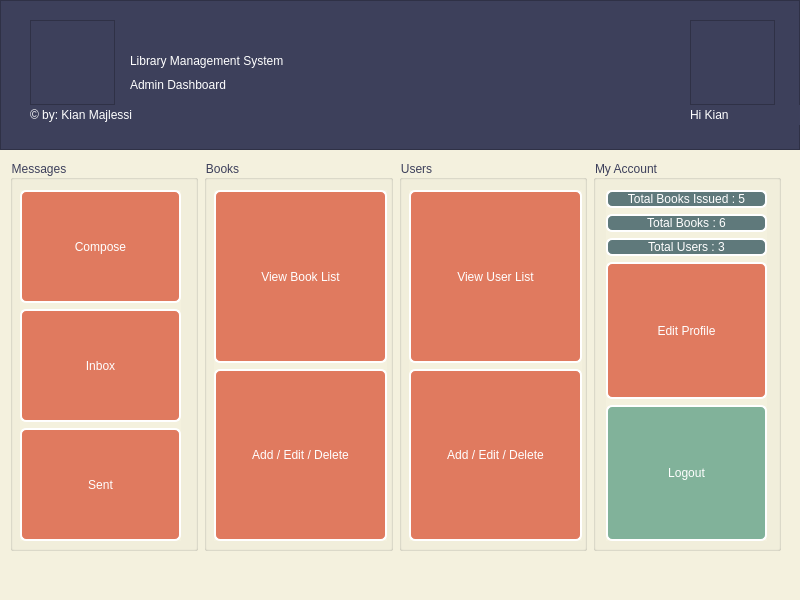
kianmajl/Library, file mainwindow.ui: the form before one commit.
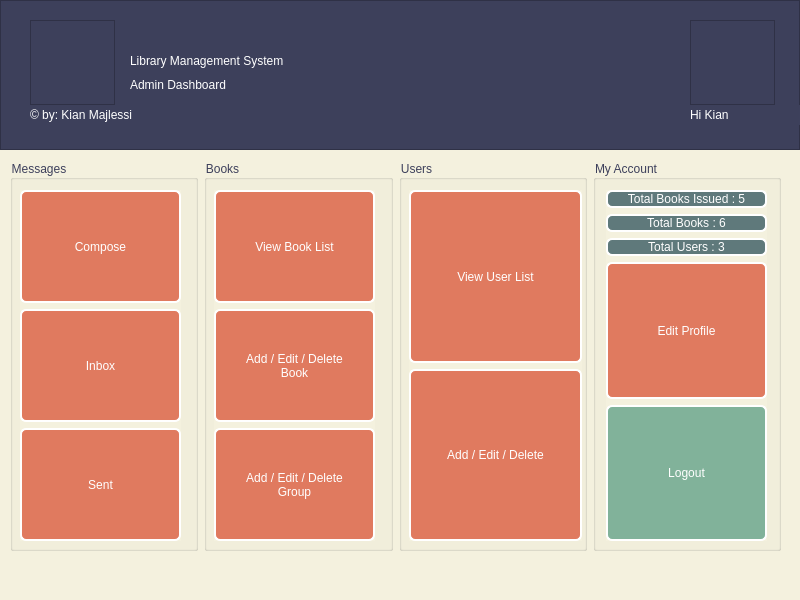
The form after the commit. Icons and pictures are not drawn.

Commit message: Complete Logout Function in Admin Dashboard & add User Dashboard Form

Patch:
```diff
--- a/mainwindow.ui
+++ b/mainwindow.ui
@@ -269,7 +269,7 @@
          <rect>
           <x>10</x>
           <y>30</y>
-          <width>173</width>
+          <width>161</width>
           <height>351</height>
          </rect>
         </property>
@@ -296,7 +296,22 @@
             </sizepolicy>
            </property>
            <property name="text">
-            <string>Add / Edit / Delete</string>
+            <string>Add / Edit / Delete
+Book</string>
+           </property>
+          </widget>
+         </item>
+         <item>
+          <widget class="QPushButton" name="pushButton">
+           <property name="sizePolicy">
+            <sizepolicy hsizetype="Expanding" vsizetype="Expanding">
+             <horstretch>0</horstretch>
+             <verstretch>0</verstretch>
+            </sizepolicy>
+           </property>
+           <property name="text">
+            <string>Add / Edit / Delete
+Group</string>
            </property>
           </widget>
          </item>
```
The commit also changes 6 other files.
